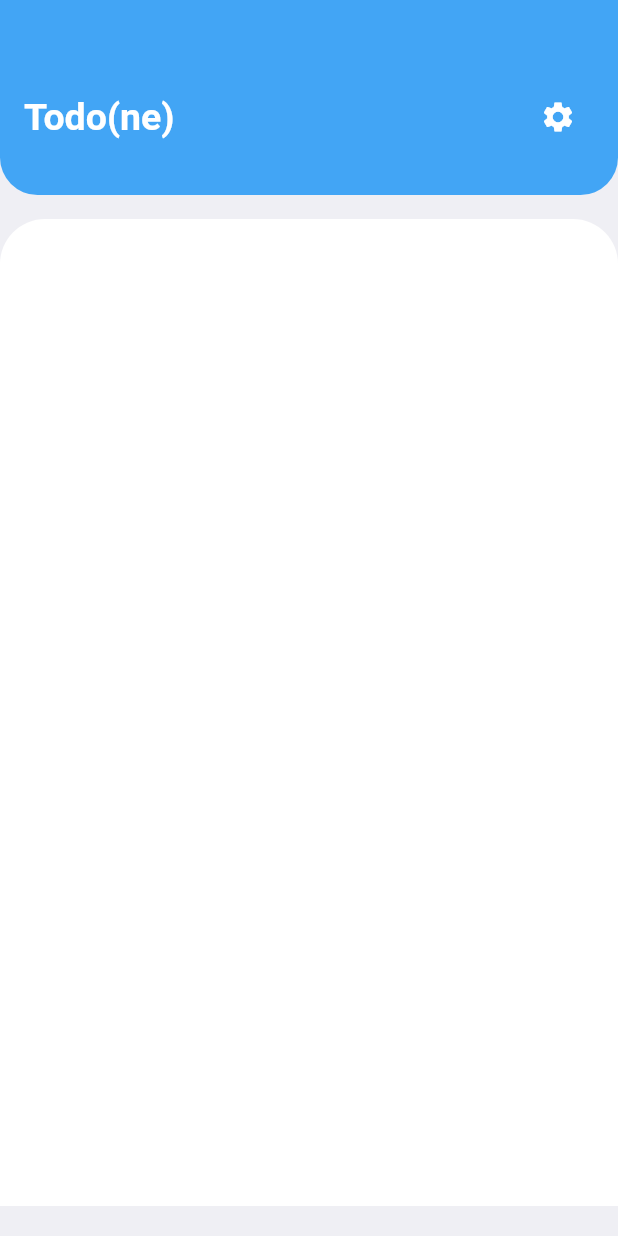
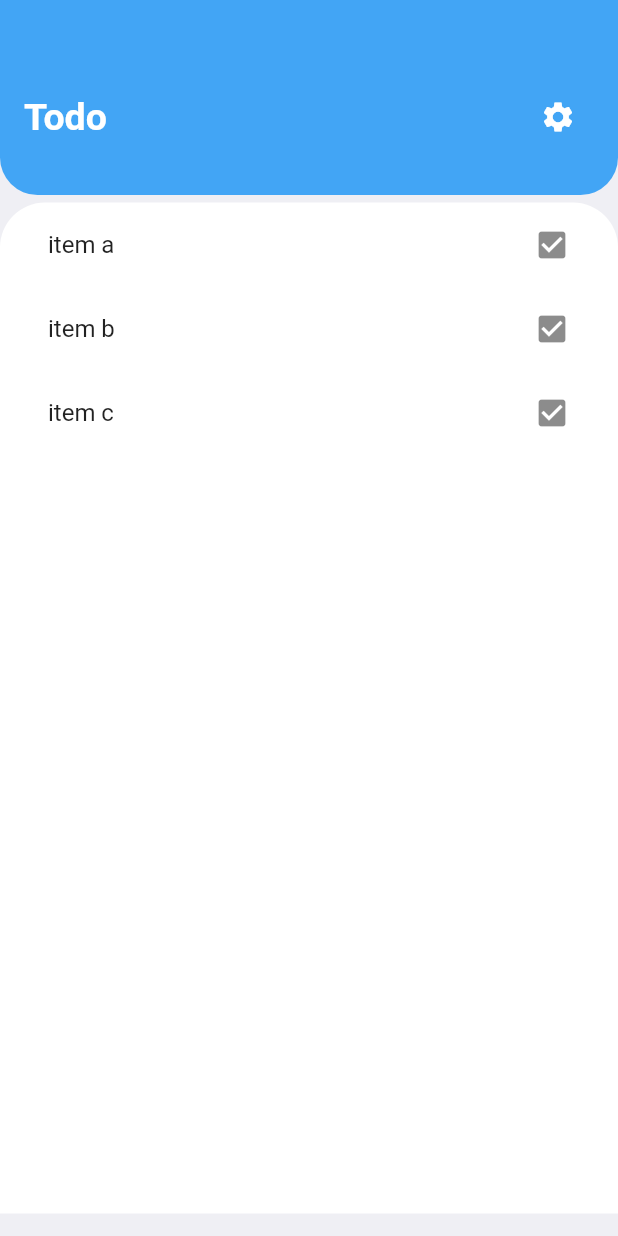
Before and after one commit to RobbinKok/todo, a Flutter app: the screen it shows after launch, on a phone screen of 412 x 824 dp. Run offline on Flutter 3.47's test engine with Material 2 defaults, Android fonts, the phone set to English and light mode, and no system bars.

Commit message:
added a dynamic list in the body of the app

```diff
--- a/lib/home.dart
+++ b/lib/home.dart
@@ -6,6 +6,16 @@ class HomeScreen extends StatefulWidget {
 }
 
 class Home extends State<HomeScreen> {
+
+    List<Todo> list = List<Todo>();
+    @override
+    void initState(){
+      list.add(Todo(title: "item a"));
+      list.add(Todo(title: "item b"));
+      list.add(Todo(title: "item c"));
+      super.initState();
+    }
+
   @override
   Widget build(BuildContext context) {
     return Scaffold(
@@ -14,7 +24,7 @@ class Home extends State<HomeScreen> {
         child: Column(
           children: <Widget>[
             _appbar(),
-            SizedBox(height: 16),
+            SizedBox(height: 5),
             _bodywidget(),
           ],
         ),
@@ -36,7 +46,7 @@ class Home extends State<HomeScreen> {
         mainAxisAlignment: MainAxisAlignment.spaceBetween,
         children: <Widget>[
           Text(
-            'Todo(ne)',
+            'Todo',
             style: TextStyle(
                 color: Colors.white, fontSize: 25, fontWeight: FontWeight.bold),
           ),
@@ -52,17 +62,41 @@ class Home extends State<HomeScreen> {
   }
 
   Widget _bodywidget() {
+
+
+
+
+
     return Container(
-      padding: EdgeInsets.only(left: 16, right: 16, top: 8, bottom: 8),
-      height: MediaQuery.of(context).size.height * 1 - 166,
+        padding: EdgeInsets.only(left: 16, right: 16, top: 0, bottom: 8),
+        height: MediaQuery.of(context).size.height * 1 - 150,
         width: MediaQuery.of(context).size.width,
         decoration: BoxDecoration(
             color: Colors.white,
             borderRadius: BorderRadius.only(
                 topLeft: Radius.circular(30), topRight: Radius.circular(30))),
-      child: Column(
-        children: <Widget>[],
-      ),
+        child: ListView.builder(
+          itemCount: list.length,
+          itemBuilder: (context, index){
+            return ListTile(
+              title: Text(list[index].title),
+              trailing: Icon(Icons.check_box),
+              onTap: () => print(list[index].title),
             );
           }
+          ,
+        ),);
   }
+}
+
+class Todo {
+  String title;
+  bool completed;
+
+  Todo(
+    {
+      this.title,
+      this.completed = false,
+    }
+    );
+}
```
Lines whose indentation alone changed are shown as unchanged.
